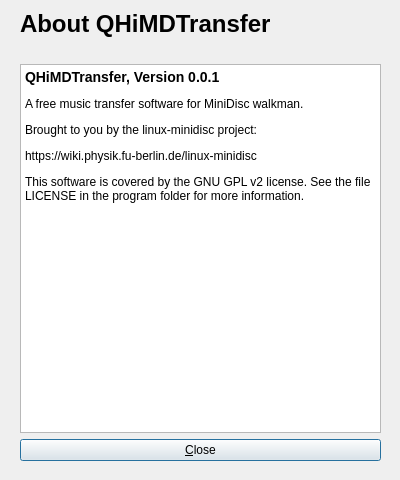
Above: qhimdtransfer/qhimdaboutdialog.ui from linux-minidisc/linux-minidisc before the change. Below: the same form after it.
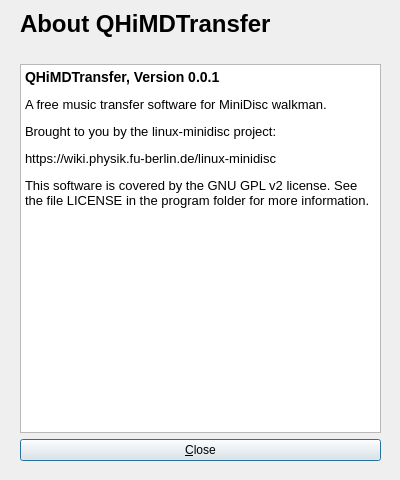
That is the form after the change. Icons and pictures are not drawn.

Commit message: Center logo in about dialog horizontally.

Diff of the .ui file:
```diff
--- a/qhimdtransfer/qhimdaboutdialog.ui
+++ b/qhimdtransfer/qhimdaboutdialog.ui
@@ -67,16 +67,15 @@
     <item>
      <widget class="QTextBrowser" name="textBrowser">
       <property name="html">
-       <string>&lt;h3&gt;QHiMDTransfer, Version 0.0.1&lt;/h3&gt;
-        &lt;p&gt;&lt;p&gt;
-        &lt;p&gt;A free music transfer software for MiniDisc walkman.&lt;/p&gt;
-        &lt;p&gt;&lt;p&gt;
-        &lt;p&gt;Brought to you by the linux-minidisc project:&lt;/p&gt;
-        &lt;p&gt;&lt;p&gt;
-        &lt;p&gt;https://wiki.physik.fu-berlin.de/linux-minidisc&lt;/p&gt;
-        &lt;p&gt;&lt;p&gt;
-        &lt;p&gt;This software is covered by the GNU GPL v2 license. See the
-         file LICENSE in the program folder for more information.&lt;/p&gt;</string>
+       <string>&lt;!DOCTYPE HTML PUBLIC &quot;-//W3C//DTD HTML 4.0//EN&quot; &quot;http://www.w3.org/TR/REC-html40/strict.dtd&quot;&gt;
+&lt;html&gt;&lt;head&gt;&lt;meta name=&quot;qrichtext&quot; content=&quot;1&quot; /&gt;&lt;style type=&quot;text/css&quot;&gt;
+p, li { white-space: pre-wrap; }
+&lt;/style&gt;&lt;/head&gt;&lt;body style=&quot; font-family:'Sans'; font-size:10pt; font-weight:400; font-style:normal;&quot;&gt;
+&lt;p style=&quot; margin-top:14px; margin-bottom:12px; margin-left:0px; margin-right:0px; -qt-block-indent:0; text-indent:0px;&quot;&gt;&lt;span style=&quot; font-size:large; font-weight:600;&quot;&gt;QHiMDTransfer, Version 0.0.1&lt;/span&gt; &lt;/p&gt;
+&lt;p style=&quot; margin-top:12px; margin-bottom:12px; margin-left:0px; margin-right:0px; -qt-block-indent:0; text-indent:0px;&quot;&gt;A free music transfer software for MiniDisc walkman. &lt;/p&gt;
+&lt;p style=&quot; margin-top:12px; margin-bottom:12px; margin-left:0px; margin-right:0px; -qt-block-indent:0; text-indent:0px;&quot;&gt;Brought to you by the linux-minidisc project: &lt;/p&gt;
+&lt;p style=&quot; margin-top:12px; margin-bottom:12px; margin-left:0px; margin-right:0px; -qt-block-indent:0; text-indent:0px;&quot;&gt;https://wiki.physik.fu-berlin.de/linux-minidisc &lt;/p&gt;
+&lt;p style=&quot; margin-top:12px; margin-bottom:12px; margin-left:0px; margin-right:0px; -qt-block-indent:0; text-indent:0px;&quot;&gt;This software is covered by the GNU GPL v2 license. See the file LICENSE in the program folder for more information.&lt;/p&gt;&lt;/body&gt;&lt;/html&gt;</string>
       </property>
      </widget>
     </item>
```
Left out of the diff: 3 changed lines with no effect on the pictures.
